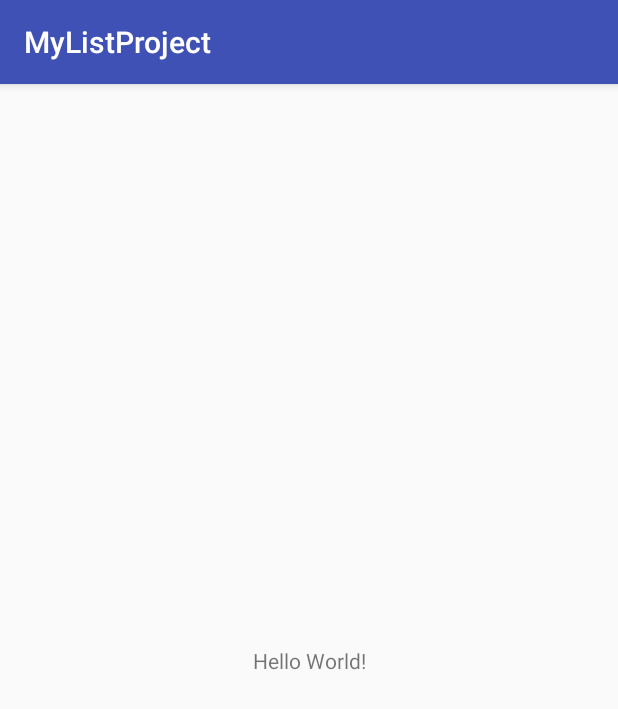
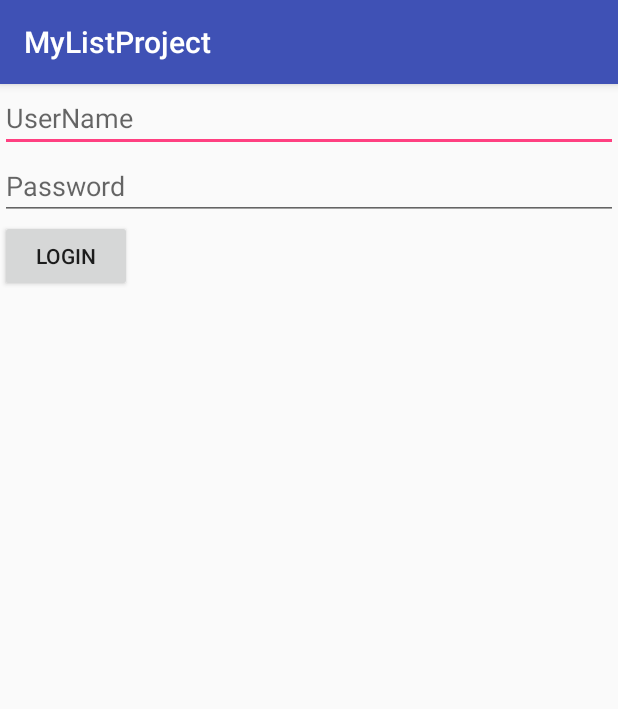
Before and after one commit to maqsoodh19/MyListProject, an Android app: the screen it shows after launch (MainActivity), on a phone screen of 412 x 824 dp. Shown: the top 709 px of the screen. Run offline under Robolectric (Android 15) with nearby library versions, the phone set to English and light mode, and no system bars.

Commit message:
text comparing task in lab

```diff
--- a/app/src/main/AndroidManifest.xml
+++ b/app/src/main/AndroidManifest.xml
@@ -16,6 +16,7 @@
                 <category android:name="android.intent.category.LAUNCHER" />
             </intent-filter>
         </activity>
+        <activity android:name=".welcome"></activity>
     </application>
 
 </manifest>
--- a/app/src/main/java/com/example/maqso/mylistproject/MainActivity.java
+++ b/app/src/main/java/com/example/maqso/mylistproject/MainActivity.java
@@ -1,13 +1,51 @@
 package com.example.maqso.mylistproject;
 
+import android.content.Intent;
 import android.support.v7.app.AppCompatActivity;
 import android.os.Bundle;
+import android.view.View;
+import android.widget.Button;
+import android.widget.EditText;
+import android.widget.Toast;
 
 public class MainActivity extends AppCompatActivity {
+
+    EditText name, pass;
+    Button login;
 
     @Override
     protected void onCreate(Bundle savedInstanceState) {
         super.onCreate(savedInstanceState);
         setContentView(R.layout.activity_main);
+
+        login = (Button) findViewById(R.id.btn1);
+
+        login.setOnClickListener(new View.OnClickListener() {
+            @Override
+            public void onClick(View v) {
+
+                name = (EditText) findViewById(R.id.uName);
+                pass = (EditText) findViewById(R.id.password);
+
+                String name1 = name.getText().toString();
+                final String password = pass.getText().toString();
+
+                if (name1.equals("") && password.equals("")) {
+                    Toast.makeText(MainActivity.this, "Empty", Toast.LENGTH_SHORT).show();
+
+                } else if (name1.equals(password)) {
+
+                    Toast.makeText(MainActivity.this, "Welcome", Toast.LENGTH_SHORT).show();
+                    Intent intent = new Intent(MainActivity.this,welcome.class);
+                    startActivity(intent);
+
+                } else {
+                    Toast.makeText(MainActivity.this, "UserName or Password is incorrect", Toast.LENGTH_SHORT).show();
+
+
+                }
+            }
+        });
+
     }
 }
--- a/app/src/main/res/layout/activity_main.xml
+++ b/app/src/main/res/layout/activity_main.xml
@@ -1,18 +1,31 @@
 <?xml version="1.0" encoding="utf-8"?>
-<android.support.constraint.ConstraintLayout xmlns:android="http://schemas.android.com/apk/res/android"
+<LinearLayout xmlns:android="http://schemas.android.com/apk/res/android"
     xmlns:app="http://schemas.android.com/apk/res-auto"
     xmlns:tools="http://schemas.android.com/tools"
     android:layout_width="match_parent"
     android:layout_height="match_parent"
+    android:orientation="vertical"
     tools:context="com.example.maqso.mylistproject.MainActivity">
 
-    <TextView
+    <EditText
+        android:id="@+id/uName"
+        android:layout_width="match_parent"
+        android:layout_height="wrap_content"
+        android:ems="10"
+        android:hint="UserName"
+        android:inputType="textPersonName" />
+
+    <EditText
+        android:id="@+id/password"
+        android:layout_width="match_parent"
+        android:layout_height="wrap_content"
+        android:ems="10"
+        android:hint="Password"
+        android:inputType="textPersonName" />
+
+    <Button
+        android:id="@+id/btn1"
         android:layout_width="wrap_content"
         android:layout_height="wrap_content"
-        android:text="Hello World!"
-        app:layout_constraintBottom_toBottomOf="parent"
-        app:layout_constraintLeft_toLeftOf="parent"
-        app:layout_constraintRight_toRightOf="parent"
-        app:layout_constraintTop_toTopOf="parent" />
-
-</android.support.constraint.ConstraintLayout>
+        android:text="Login" />
+</LinearLayout>
```
Also changed, not shown: app/src/main/java/com/example/maqso/mylistproject/welcome.java (added, +13 -0 lines), app/src/main/res/layout/activity_welcome.xml (added, +16 -0 lines).
